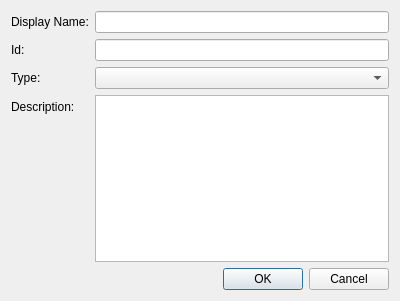
First picture: the form in Source/Tome/Fields/fielddefinitionwindow.ui, repository npruehs/tome-editor, before the edit.
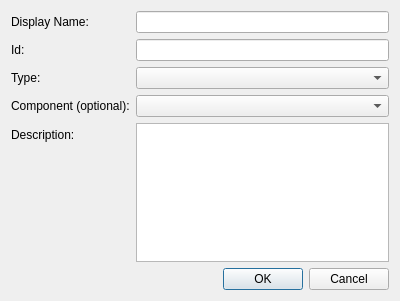
Second picture: the form after the edit.

Commit message: ADDED: Components - Associating fields with components.

```diff
--- a/Source/Tome/Fields/fielddefinitionwindow.ui
+++ b/Source/Tome/Fields/fielddefinitionwindow.ui
@@ -44,17 +44,17 @@
    <item row="2" column="1">
     <widget class="QComboBox" name="comboBoxType"/>
    </item>
-   <item row="3" column="0">
+   <item row="4" column="0">
     <widget class="QLabel" name="labelDescription">
      <property name="text">
       <string>Description:</string>
      </property>
     </widget>
    </item>
-   <item row="3" column="1">
-    <widget class="QPlainTextEdit" name="plainTextEditDescription"/>
-   </item>
    <item row="4" column="1">
+    <widget class="QPlainTextEdit" name="plainTextEditDescription"/>
+   </item>
+   <item row="5" column="1">
     <widget class="QDialogButtonBox" name="buttonBox">
      <property name="orientation">
       <enum>Qt::Horizontal</enum>
@@ -64,6 +64,16 @@
      </property>
     </widget>
    </item>
+   <item row="3" column="0">
+    <widget class="QLabel" name="label">
+     <property name="text">
+      <string>Component (optional):</string>
+     </property>
+    </widget>
+   </item>
+   <item row="3" column="1">
+    <widget class="QComboBox" name="comboBoxComponent"/>
+   </item>
   </layout>
  </widget>
  <resources/>
```
The commit also changes 10 other files.
